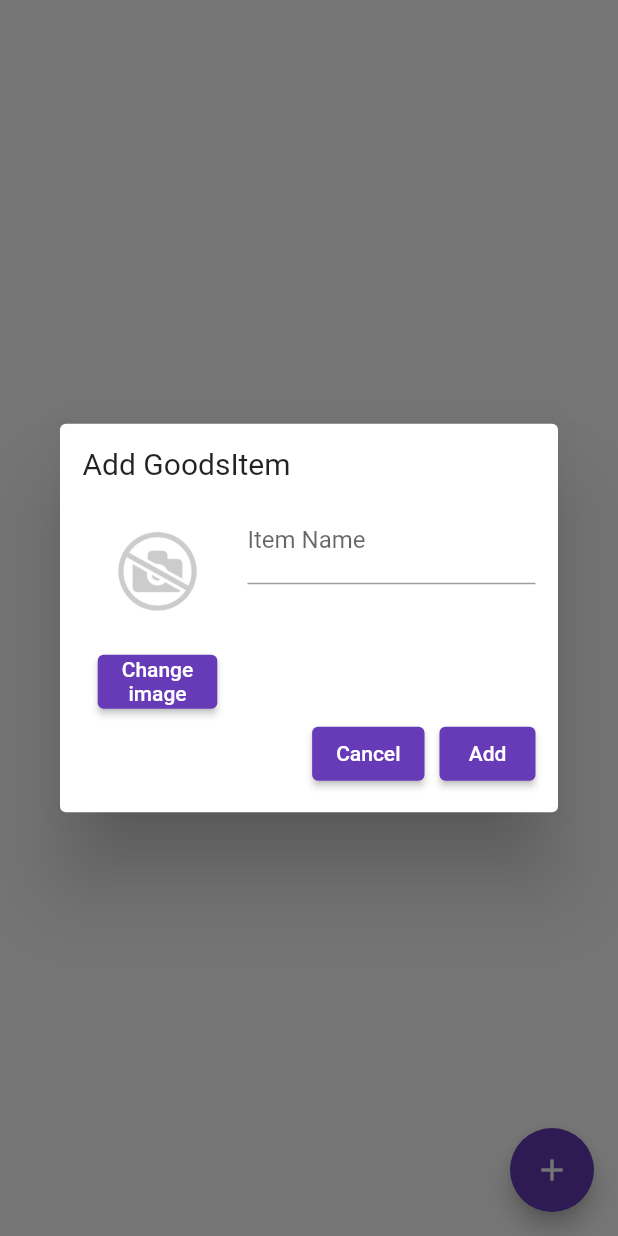
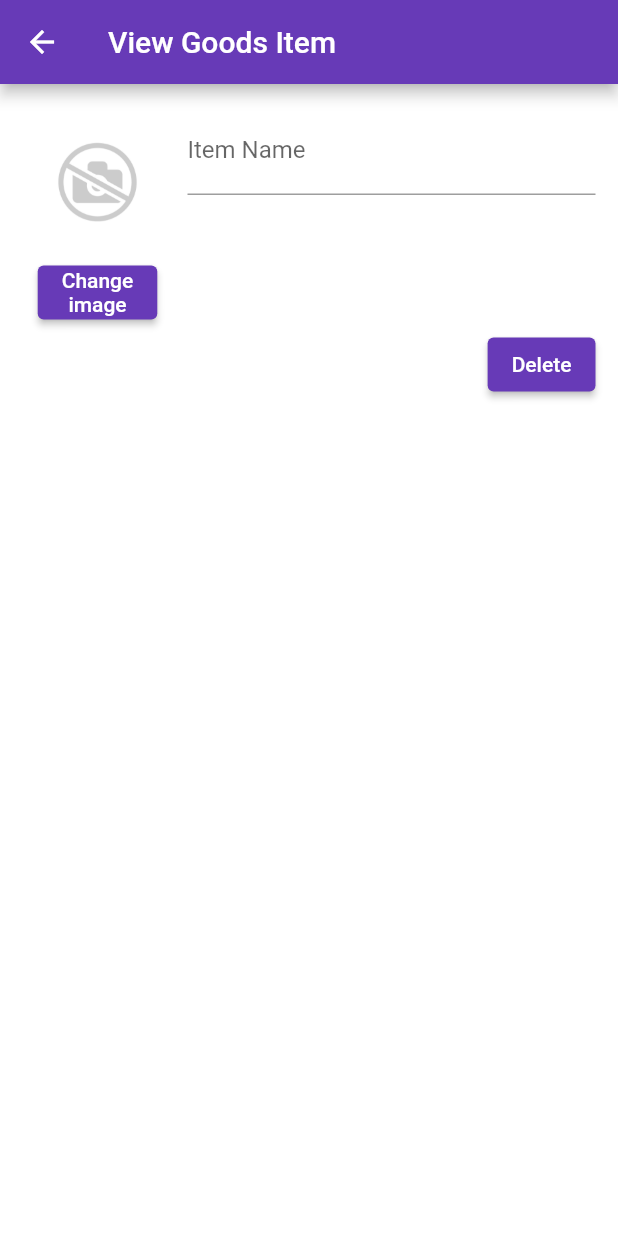
Before and after one commit to buzuchka/ConsumerBasket, a Flutter app: the GoodsScreen screen opened directly, after a tap on the "add" icon, on a phone screen of 412 x 824 dp. Run offline on Flutter 3.47's test engine with Material 2 defaults, Android fonts, the phone set to English and light mode, and no system bars; our stand-ins replace image_picker, sqflite; accounts and stored records are empty.

Commit message:
[ref] Dialog -> Screen.

```diff
--- a/lib/dialogs/goods_item_edit_dialog.dart
+++ /dev/null
@@ -1,257 +0,0 @@
-import 'dart:io';
-
-import 'package:flutter/material.dart';
-
-import 'package:path/path.dart' as Path;
-
-import 'package:path_provider/path_provider.dart';
-
-import 'package:image_picker/image_picker.dart';
-
-import 'package:consumer_basket/common/database_helper.dart';
-import 'package:consumer_basket/models/goods.dart';
-
-// Диалоговое окно для добавления и редактирования Товара
-class GoodsItemEditDialog extends StatefulWidget {
-  GoodsItem? goodsItem; // item to view and update
-  VoidCallback onDataChanged;
-
-  GoodsItemEditDialog({Key? key, required this.onDataChanged, this.goodsItem})
-      : super(key: key);
-
-  @override
-  _GoodsItemEditDialogState createState() => _GoodsItemEditDialogState();
-}
-
-class _GoodsItemEditDialogState extends State<GoodsItemEditDialog> {
-  GoodsItem _newGoodsItem = GoodsItem();
-
-  XFile? _imageFile;
-
-  final TextEditingController _titleTextController = TextEditingController();
-
-  bool _isItemDataChanged = false;
-
-  @override
-  void initState() {
-    super.initState();
-
-    bool isUpdateMode = widget.goodsItem != null;
-    _titleTextController.text = isUpdateMode ? widget.goodsItem!.title! : '';
-  }
-
-  @override
-  void dispose() {
-    super.dispose();
-    _titleTextController.dispose();
-  }
-
-  @override
-  Widget build(BuildContext context) {
-    bool isUpdateMode = widget.goodsItem != null;
-    return Dialog(
-      child: Container(
-        padding: const EdgeInsets.all(15),
-        child: Column(
-            mainAxisSize: MainAxisSize.min,
-            mainAxisAlignment: MainAxisAlignment.spaceEvenly,
-            crossAxisAlignment: CrossAxisAlignment.start,
-            children: [
-              const Text(
-                'Add GoodsItem',
-                style: TextStyle(fontSize: 20),
-                textAlign: TextAlign.left,
-              ),
-              const SizedBox(height: 10),
-              Row(
-                mainAxisAlignment: MainAxisAlignment.start,
-                crossAxisAlignment: CrossAxisAlignment.start,
-                children: [
-                  SizedBox(
-                      width: 100,
-                      child: Column(
-                        mainAxisAlignment: MainAxisAlignment.center,
-                        crossAxisAlignment: CrossAxisAlignment.center,
-                        children: [
-                          getImageWidget(isUpdateMode),
-                          ElevatedButton(
-                              child: const Text(
-                                'Change\nimage',
-                                maxLines: 2,
-                                textAlign: TextAlign.center,),
-                              onPressed: () async {
-                                _imageFile = await ImagePicker().pickImage(source: ImageSource.gallery);
-
-                                // Если пользователь не выбрал ничего и нажал Назад
-                                if(_imageFile == null) {
-                                  return;
-                                }
-
-                                // Если текущий режим - обновление существующего элемента
-                                if (isUpdateMode) {
-                                  final currentImagePath = await _copySelectedImage2ExternalDir();
-                                  widget.goodsItem!.imagePath = currentImagePath;
-                                  _updateGoodsItem2Database(widget.goodsItem!);
-                                }
-                                else {
-                                  _newGoodsItem.imagePath = _imageFile!.path;
-                                }
-
-                                setState(() {});
-                              }
-                          )
-                        ],
-                      )
-                  ),
-                  const SizedBox(width: 10),
-                  Expanded(
-                    child: Column(
-                        children: [
-                          TextField(
-                            controller: _titleTextController,
-                            decoration: const InputDecoration(labelText: 'Item Name'),
-                            onChanged: (String value) {
-                              if (isUpdateMode) {
-                                widget.goodsItem!.title = _titleTextController.text;
-                                _updateGoodsItem2Database(widget.goodsItem!);
-                              }
-                            },
-                          ),
-                        ],
-                      )
-                  )
-                ],
-              ),
-              //const SizedBox(height: 10),
-              Row(
-                mainAxisAlignment: MainAxisAlignment.spaceBetween,
-                children: [
-                  Row(
-                    mainAxisAlignment: MainAxisAlignment.start,
-                    children: [
-                    Visibility(
-                        visible: isUpdateMode,
-                        child: ElevatedButton(
-                            child: const Text('Delete'),
-                            onPressed: () async {
-                              await _deleteGoodsItem2Database(widget.goodsItem!);
-                              _close();
-                            })),
-                    const SizedBox(width: 10),
-                  ]),
-                  Row(
-                    mainAxisAlignment: MainAxisAlignment.end,
-                    children: [
-                      Visibility(
-                          visible: isUpdateMode,
-                          child: ElevatedButton(
-                              child: const Text('Close'),
-                              onPressed: () {
-                                _close();
-                              })),
-                      Visibility(
-                          visible: !isUpdateMode,
-                          child: ElevatedButton(
-                              child: const Text('Cancel'),
-                              onPressed: () {
-                                _close();
-                              })),
-                      Visibility(
-                          visible: !isUpdateMode,
-                          child: const SizedBox(width: 10)),
-                      Visibility(
-                          visible: !isUpdateMode,
-                          child: ElevatedButton(
-                              child: const Text('Add'),
-                              onPressed: () async {
-                                _newGoodsItem.title = _titleTextController.text;
-
-                                if(_imageFile != null) {
-                                  final currentImagePath = await _copySelectedImage2ExternalDir();
-                                  _newGoodsItem.imagePath = currentImagePath;
-                                }
-
-                                await _addGoodsItem2Database(_newGoodsItem);
-                                _close();
-                              })),
-                    ],
-                  ),
-                ],
-              )
-            ]
-        ),
-      ),
-    );
-  }
-
-  Image getImageWidget(bool isUpdateMode) {
-    if(isUpdateMode &&
-        widget.goodsItem!.imagePath != null) {
-      return Image.file(
-          File(widget.goodsItem!.imagePath!),
-          width: 100,
-          height: 100,
-          fit: BoxFit.cover
-      );
-    }
-    else if(!isUpdateMode && _newGoodsItem.imagePath != null) {
-      return Image.file(
-          File(_newGoodsItem.imagePath!),
-          width: 100,
-          height: 100,
-          fit: BoxFit.cover
-      );
-    }
-    else {
-      return const Image(
-          image: AssetImage('assets/images/no_photo.jpg'),
-          width: 100,
-          height: 100,
-          fit: BoxFit.cover
-      );
-    }
-  }
-
-  _addGoodsItem2Database(GoodsItem item) async {
-    await DatabaseHelper.goodsRepository.insert(item);
-    _isItemDataChanged = true;
-  }
-
-  _updateGoodsItem2Database(GoodsItem item) async {
-    await item.saveToRepository();
-    // await DatabaseHelper.goodsRepository.update(item);
-    _isItemDataChanged = true;
-  }
-
-  _deleteGoodsItem2Database(GoodsItem item) async {
-    await DatabaseHelper.goodsRepository.delete(item);
-    _isItemDataChanged = true;
-  }
-
-  Future<String> _copySelectedImage2ExternalDir() async {
-    // Путь до папки с файлами приложения
-    final extDir = await getExternalStorageDirectory();
-    final goodsImagesDir = '${extDir!.path}/images/goods/';
-
-    // Создание папки, в которую будет скопирован файл
-    await Directory(goodsImagesDir).create(recursive: true);
-
-    // Копирование файла
-    final newImageFilePath = Path.join(goodsImagesDir, _imageFile!.name);
-    await _imageFile!.saveTo(newImageFilePath);
-
-    return newImageFilePath;
-  }
-
-  void _clear() {
-    _titleTextController.clear();
-  }
-
-  void _close() {
-    _clear();
-    if(_isItemDataChanged) {
-      widget.onDataChanged.call();
-    }
-    Navigator.of(context).pop();
-  }
-}
--- a/lib/lists/goods_list_item.dart
+++ b/lib/lists/goods_list_item.dart
@@ -31,9 +31,6 @@ class GoodsListItem extends StatelessWidget {
     }
   }
 
-
-
-
   @override
   Widget build(BuildContext context) {
     return Padding(
@@ -56,7 +53,7 @@ class GoodsListItem extends StatelessWidget {
                         crossAxisAlignment: CrossAxisAlignment.start,
                         children: <Widget>[
                           Text(
-                            goodsItem.title!,
+                            (goodsItem.title != null) ? goodsItem.title! : 'Untitled',
                             maxLines: 2,
                             overflow: TextOverflow.ellipsis,
                             style: const TextStyle(
--- a/lib/repositories/base_repository.dart
+++ b/lib/repositories/base_repository.dart
@@ -54,7 +54,7 @@ abstract class BaseDbRepository<ObjT> extends AbstractRepository<ObjT> {
 
   @override
   Future<int> delete(ObjT obj) async {
-    String? id = getId(obj);
+    dynamic id = getId(obj);
     if(id == null){
       _logger.subModule("delete()").error("object has no id, can not delete");
       return 0;
@@ -62,7 +62,7 @@ abstract class BaseDbRepository<ObjT> extends AbstractRepository<ObjT> {
     return await deleteById(id);
   }
 
-  Future<int> deleteById(String id) async {
+  Future<int> deleteById(dynamic id) async {
     return await db.delete(table, where: 'id = ?', whereArgs: [id]);
   }
 
--- a/lib/screens/goods.dart
+++ b/lib/screens/goods.dart
@@ -4,7 +4,7 @@ import 'dart:ui';
 import 'package:flutter/material.dart';
 
 import 'package:consumer_basket/common/database_helper.dart';
-import 'package:consumer_basket/dialogs/goods_item_edit_dialog.dart';
+import 'package:consumer_basket/screens/goods_item_view_edit.dart';
 import 'package:consumer_basket/lists/goods_list_item.dart';
 import 'package:consumer_basket/models/goods.dart';
 
@@ -21,29 +21,11 @@ class _GoodsScreenState extends State<GoodsScreen> {
 
   @override
   void initState() {
-    // _getAllGoodsItemsFromDatabase();
     super.initState();
   }
 
-  void _openAddGoodsItemDialog(BuildContext context) {
-    showDialog(
-        barrierDismissible: false,
-        context: context,
-        builder: (BuildContext context) {
-          return GoodsItemEditDialog(onDataChanged: () => setState(() {}));
-        }
-    );
-  }
-
-  void _openUpdateGoodsItemDialog(BuildContext context, GoodsItem goodsItem) {
-    showDialog(
-      barrierDismissible: false,
-      context: context,
-      builder: (BuildContext context) {
-        return GoodsItemEditDialog(
-          goodsItem: goodsItem,
-          onDataChanged: () => setState(() {})); }
-    );
+  void _rebuildScreen() {
+    setState(() {});
   }
 
   @override
@@ -61,7 +43,17 @@ class _GoodsScreenState extends State<GoodsScreen> {
                         final currentGoodsItem = snapshot.data![position];
                         return InkWell(
                             child: GoodsListItem(goodsItem: currentGoodsItem),
-                            onTap: () { _openUpdateGoodsItemDialog(context, currentGoodsItem); }
+                            onTap: () async {
+                              final isNeed2Rebuild = await Navigator.push(
+                                context,
+                                MaterialPageRoute(
+                                    builder: (context) => GoodsItemViewEditScreen(
+                                        goodsItem: currentGoodsItem)),
+                              );
+                              if(isNeed2Rebuild) {
+                                _rebuildScreen();
+                              }
+                            }
                         );
                       },
                       separatorBuilder: (context, index) {
@@ -81,8 +73,17 @@ class _GoodsScreenState extends State<GoodsScreen> {
             }
         ),
         floatingActionButton: FloatingActionButton(
-          onPressed: () {
-            _openAddGoodsItemDialog(context);
+          onPressed: () async {
+            GoodsItem newGoodsItem = GoodsItem();
+            await DatabaseHelper.goodsRepository.insert(newGoodsItem);
+            await Navigator.push(
+              context,
+              MaterialPageRoute(
+                  builder: (context) => GoodsItemViewEditScreen(
+                      goodsItem: newGoodsItem)
+              ),
+            );
+            _rebuildScreen();
           },
           child: const Icon(Icons.add),
         )
--- /dev/null
+++ b/lib/screens/goods_item_view_edit.dart
@@ -0,0 +1,191 @@
+import 'dart:io';
+
+import 'package:flutter/material.dart';
+
+import 'package:path/path.dart' as Path;
+
+import 'package:path_provider/path_provider.dart';
+
+import 'package:image_picker/image_picker.dart';
+
+import 'package:consumer_basket/common/database_helper.dart';
+import 'package:consumer_basket/models/goods.dart';
+
+// Окно для добавления, просмотра и редактирования Товара
+class GoodsItemViewEditScreen extends StatefulWidget {
+  final GoodsItem goodsItem; // item to view and update
+
+  const GoodsItemViewEditScreen({
+    Key? key,
+    required this.goodsItem
+  })
+      : super(key: key);
+
+  @override
+  _GoodsItemViewEditScreenState createState() => _GoodsItemViewEditScreenState();
+}
+
+class _GoodsItemViewEditScreenState extends State<GoodsItemViewEditScreen> {
+  bool _isItemDataChanged = false;
+
+  final TextEditingController _titleTextController = TextEditingController();
+
+  XFile? _imageFile;
+
+  @override
+  void initState() {
+    super.initState();
+
+    _titleTextController.text = (widget.goodsItem.title != null)
+        ? widget.goodsItem.title!
+        : '';
+  }
+
+  @override
+  void dispose() {
+    super.dispose();
+    _titleTextController.dispose();
+  }
+
+  @override
+  Widget build(BuildContext context) {
+    return WillPopScope(
+      child: Scaffold(
+        appBar: AppBar(
+          title: const Text("View Goods Item")
+        ),
+        body: Container(
+          padding: const EdgeInsets.all(15),
+          child: Column(
+            mainAxisSize: MainAxisSize.min,
+            mainAxisAlignment: MainAxisAlignment.spaceEvenly,
+            crossAxisAlignment: CrossAxisAlignment.start,
+            children: [
+              Row(
+                mainAxisAlignment: MainAxisAlignment.start,
+                crossAxisAlignment: CrossAxisAlignment.start,
+                children: [
+                  SizedBox(
+                      width: 100,
+                      child: Column(
+                        mainAxisAlignment: MainAxisAlignment.center,
+                        crossAxisAlignment: CrossAxisAlignment.center,
+                        children: [
+                          getImageWidget(),
+                          ElevatedButton(
+                              child: const Text(
+                                'Change\nimage',
+                                maxLines: 2,
+                                textAlign: TextAlign.center,),
+                              onPressed: () async {
+                                _imageFile = await ImagePicker().pickImage(source: ImageSource.gallery);
+
+                                // Если пользователь не выбрал ничего и нажал Назад
+                                if(_imageFile == null) {
+                                  return;
+                                }
+
+                                final currentImagePath = await _copySelectedImage2ExternalDir();
+                                widget.goodsItem.imagePath = currentImagePath;
+                                _updateGoodsItem2Database(widget.goodsItem);
+
+                                setState(() {});
+                              }
+                          )
+                        ],
+                      )
+                  ),
+                  const SizedBox(width: 10),
+                  Expanded(
+                    child: Column(
+                        children: [
+                          TextField(
+                            controller: _titleTextController,
+                            decoration: const InputDecoration(labelText: 'Item Name'),
+                            onChanged: (String value) {
+                                widget.goodsItem.title = _titleTextController.text;
+                                _updateGoodsItem2Database(widget.goodsItem);
+                              }
+                          ),
+                        ],
+                      )
+                  )
+                ],
+              ),
+              //const SizedBox(height: 10),
+              Row(
+                mainAxisAlignment: MainAxisAlignment.end,
+                children: [
+                  ElevatedButton(
+                    child: const Text('Delete'),
+                    onPressed: () async {
+                      await _deleteGoodsItem2Database(widget.goodsItem);
+                      _close();
+                    }
+                  ),
+                ],
+              )
+            ]
+          ),
+        ),
+      ),
+      onWillPop: () async {
+        Navigator.pop(context, _isItemDataChanged);
+        return _isItemDataChanged;
+      },
+    );
+  }
+
+  Image getImageWidget() {
+    if(widget.goodsItem.imagePath != null) {
+      return Image.file(
+          File(widget.goodsItem.imagePath!),
+          width: 100,
+          height: 100,
+          fit: BoxFit.cover
+      );
+    } else {
+      return const Image(
+          image: AssetImage('assets/images/no_photo.jpg'),
+          width: 100,
+          height: 100,
+          fit: BoxFit.cover
+      );
+    }
+  }
+
+  _updateGoodsItem2Database(GoodsItem item) async {
+    await item.saveToRepository();
+    // await DatabaseHelper.goodsRepository.update(item);
+    _isItemDataChanged = true;
+  }
+
+  _deleteGoodsItem2Database(GoodsItem item) async {
+    await DatabaseHelper.goodsRepository.delete(item);
+    _isItemDataChanged = true;
+  }
+
+  Future<String> _copySelectedImage2ExternalDir() async {
+    // Путь до папки с файлами приложения
+    final extDir = await getExternalStorageDirectory();
+    final goodsImagesDir = '${extDir!.path}/images/goods/';
+
+    // Создание папки, в которую будет скопирован файл
+    await Directory(goodsImagesDir).create(recursive: true);
+
+    // Копирование файла
+    final newImageFilePath = Path.join(goodsImagesDir, _imageFile!.name);
+    await _imageFile!.saveTo(newImageFilePath);
+
+    return newImageFilePath;
+  }
+
+  void _clear() {
+    _titleTextController.clear();
+  }
+
+  void _close() {
+    _clear();
+    Navigator.pop(context, _isItemDataChanged);
+  }
+}
```
